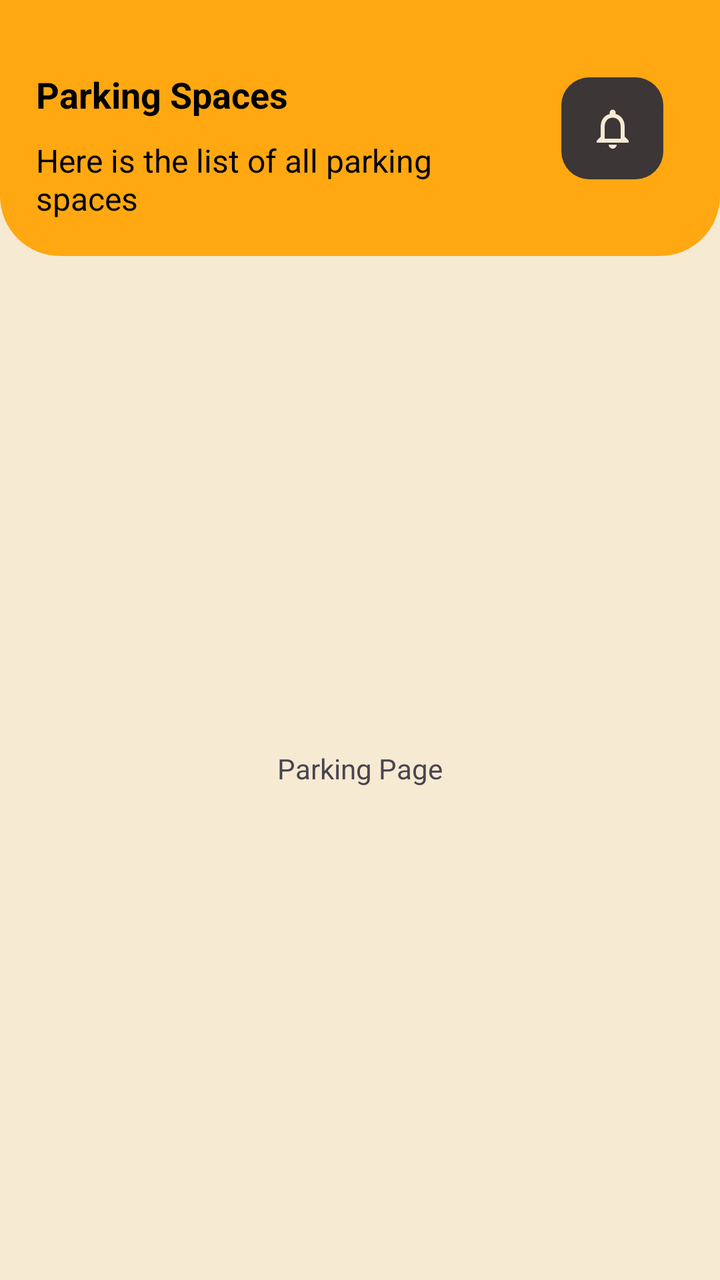
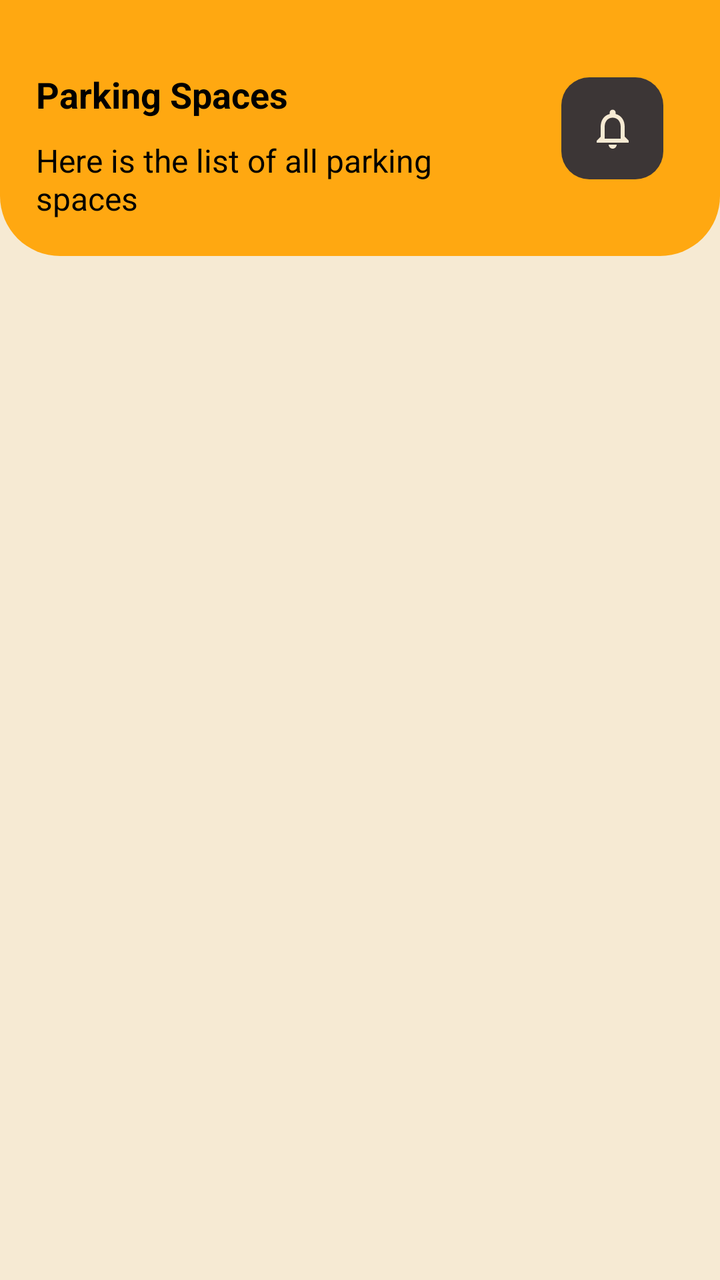

Screens rendered from an Android XML layout before and after an edit, with the pre-edit source and the edit as a unified diff.
<!-- AndroidManifest.xml: application theme Theme.Parkngo -->
<!-- res/layout/fragment_parking.xml -->
<?xml version="1.0" encoding="utf-8"?>
<LinearLayout xmlns:android="http://schemas.android.com/apk/res/android"
    xmlns:tools="http://schemas.android.com/tools"
    android:layout_width="match_parent"
    android:layout_height="match_parent"
    xmlns:app="http://schemas.android.com/apk/res-auto"
    tools:context=".ParkingFragment"
    android:orientation="vertical"
    android:background="@color/backgroundColor">


    <androidx.constraintlayout.widget.ConstraintLayout
        android:layout_weight="2"
        android:background="@drawable/top_app_bar"
        android:layout_width="match_parent"
        android:layout_height="0dp"
        android:paddingHorizontal="18dp">

        <LinearLayout
            app:layout_constraintTop_toTopOf="parent"
            app:layout_constraintStart_toStartOf="parent"
            android:layout_width="match_parent"
            android:layout_height="match_parent">

            
            <androidx.constraintlayout.widget.ConstraintLayout
                android:layout_width="0dp"
                android:layout_weight="2.8"
                android:layout_height="match_parent"
                >

                <TextView
                    android:id="@+id/appbar_main_text"
                    android:layout_width="wrap_content"
                    android:layout_height="wrap_content"
                    android:layout_marginTop="35dp"
                    android:text="Parking Spaces"
                    android:textColor="@color/textPrimary"
                    android:textSize="18sp"
                    android:textStyle="bold"
                    app:layout_constraintStart_toStartOf="parent"
                    app:layout_constraintTop_toTopOf="parent" />

                <TextView
                    android:id="@+id/appbar_secondary_text"
                    android:layout_width="wrap_content"
                    android:layout_height="wrap_content"
                    android:layout_marginTop="10dp"
                    android:text="Here is the list of all parking spaces"
                    android:textColor="@color/textPrimary"
                    android:textSize="16sp"
                    app:layout_constraintStart_toStartOf="parent"
                    app:layout_constraintTop_toBottomOf="@+id/appbar_main_text" />

            </androidx.constraintlayout.widget.ConstraintLayout>

            
            <androidx.constraintlayout.widget.ConstraintLayout
                android:layout_width="0dp"
                android:layout_weight="0.8"
                android:layout_height="match_parent"
                >

                <ImageView
                    android:id="@+id/login_otp_act_imageView1"
                    app:tint="@color/backgroundColor"
                    android:layout_width="51dp"
                    android:layout_height="51dp"
                    android:scaleType="centerInside"
                    android:clickable="true"
                    android:focusable="true"
                    android:background="@drawable/notification_icon_background"
                    android:src="@drawable/baseline_notifications_none_24"
                    app:layout_constraintBottom_toBottomOf="parent"
                    app:layout_constraintEnd_toEndOf="parent"
                    app:layout_constraintStart_toStartOf="parent"
                    app:layout_constraintTop_toTopOf="parent" />
            </androidx.constraintlayout.widget.ConstraintLayout>

        </LinearLayout>
    </androidx.constraintlayout.widget.ConstraintLayout>


    <androidx.constraintlayout.widget.ConstraintLayout
        android:layout_width="match_parent"
        android:layout_height="0dp"
        android:layout_weight="8">

        <TextView
            android:id="@+id/textView12"
            android:layout_width="wrap_content"
            android:layout_height="wrap_content"
            android:text="Parking Page"
            app:layout_constraintBottom_toBottomOf="parent"
            app:layout_constraintEnd_toEndOf="parent"
            app:layout_constraintStart_toStartOf="parent"
            app:layout_constraintTop_toTopOf="parent" />
    </androidx.constraintlayout.widget.ConstraintLayout>

</LinearLayout>
<!-- resources referenced by this layout -->
<resources>
  <color name="backgroundColor">#F6EAD3</color>
  <color name="textPrimary">#FF000000</color>
  <!-- drawable baseline_notifications_none_24 (drawable) -->
  <vector android:height="24dp" android:tint="#000000"
      android:viewportHeight="24" android:viewportWidth="24"
      android:width="24dp" xmlns:android="http://schemas.android.com/apk/res/android">
      <path android:fillColor="@android:color/white" android:pathData="M12,22c1.1,0 2,-0.9 2,-2h-4c0,1.1 0.9,2 2,2zM18,16v-5c0,-3.07 -1.63,-5.64 -4.5,-6.32L13.5,4c0,-0.83 -0.67,-1.5 -1.5,-1.5s-1.5,0.67 -1.5,1.5v0.68C7.64,5.36 6,7.92 6,11v5l-2,2v1h16v-1l-2,-2zM16,17L8,17v-6c0,-2.48 1.51,-4.5 4,-4.5s4,2.02 4,4.5v6z"/>
  </vector>
  <!-- drawable notification_icon_background (drawable) -->
  <?xml version="1.0" encoding="utf-8"?>
  <shape xmlns:android="http://schemas.android.com/apk/res/android">
      <solid android:color="#3C3636" /> 
      <corners android:radius="14dp" /> 
  </shape>
  <!-- drawable top_app_bar (drawable) -->
  <?xml version="1.0" encoding="utf-8"?>
  <shape xmlns:android="http://schemas.android.com/apk/res/android">
      <solid android:color="@color/primaryColor" /> 
      <corners android:bottomLeftRadius="30dp" android:bottomRightRadius="30dp" /> 
  </shape>
  <style name="Theme.Parkngo" parent="Base.Theme.Parkngo" />
  <color name="primaryColor">#FFA811</color>
  <style name="Base.Theme.Parkngo" parent="Theme.Material3.DayNight.NoActionBar">
      
      <item name="colorPrimary">@color/primaryColor</item>
  </style>
</resources>

<!-- the commit's change to res/layout/fragment_parking.xml (unified diff, before → after) -->
@@ -4,7 +4,7 @@
     android:layout_width="match_parent"
     android:layout_height="match_parent"
     xmlns:app="http://schemas.android.com/apk/res-auto"
-    tools:context=".ParkingFragment"
+    tools:context=".parking.ParkingFragment"
     android:orientation="vertical"
     android:background="@color/backgroundColor">
 
@@ -84,13 +84,16 @@
     <androidx.constraintlayout.widget.ConstraintLayout
         android:layout_width="match_parent"
         android:layout_height="0dp"
-        android:layout_weight="8">
+        android:layout_weight="8"
+        android:paddingTop="10dp"
+        android:paddingHorizontal="18dp">
 
-        <TextView
-            android:id="@+id/textView12"
-            android:layout_width="wrap_content"
-            android:layout_height="wrap_content"
-            android:text="Parking Page"
+        <ListView
+            android:divider="#00000000"
+            android:dividerHeight="10dp"
+            android:id="@+id/listview_parking_fragment"
+            android:layout_width="0dp"
+            android:layout_height="0dp"
             app:layout_constraintBottom_toBottomOf="parent"
             app:layout_constraintEnd_toEndOf="parent"
             app:layout_constraintStart_toStartOf="parent"
